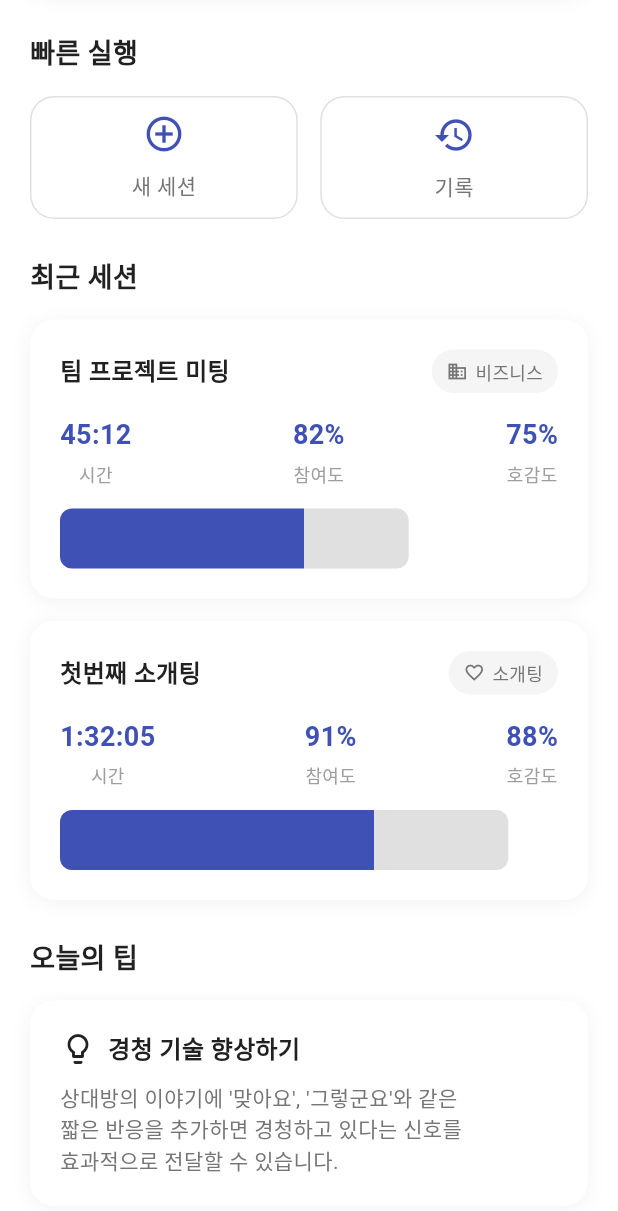
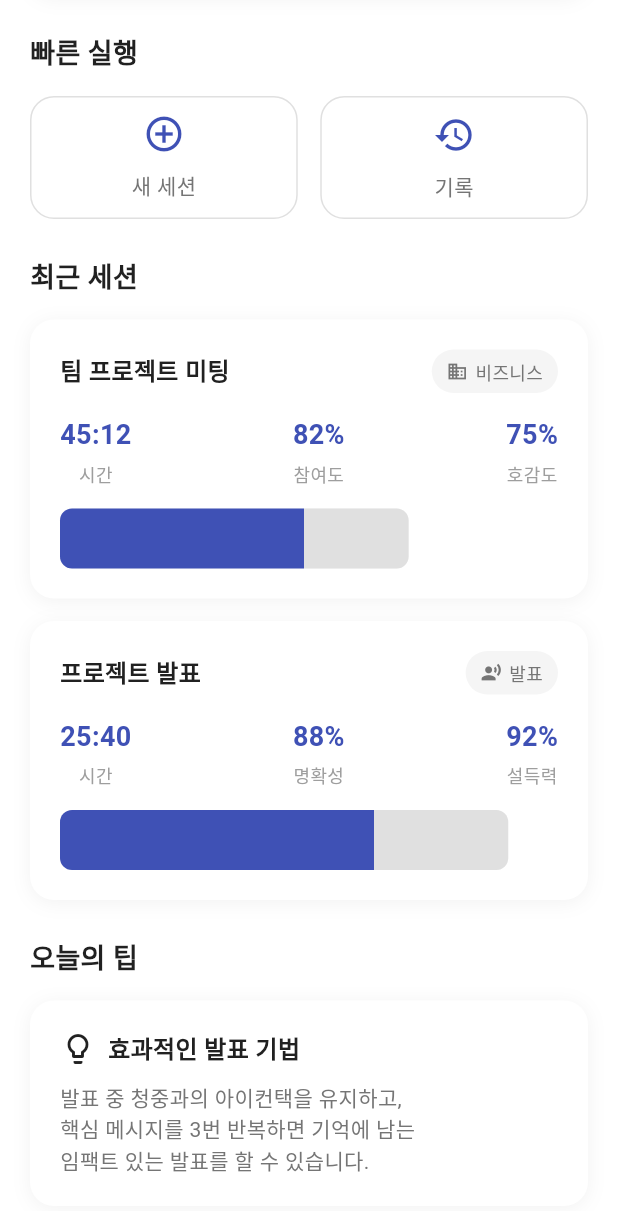
Before and after one commit to yeonkyun/HaptiTalk, a Flutter app: the HomeScreen screen opened directly, scrolled down 344 dp, on a phone screen of 412 x 824 dp. Shown: the top 1211 px of the screen. Run offline on Flutter 3.47's test engine with Material 3 defaults, Android fonts, the phone set to English and light mode, and no system bars; our stand-ins replace fl_chart, flutter_dotenv, flutter_svg, logger, permission_handler, shared_preferences and 1 more; missing offline and left inert: record; accounts and stored records are empty; network calls fail.

Commit message:
refactor: 소개팅 기능 비활성화 및 발표 관련 기능 개선
- 분석 화면 및 실시간 분석 화면에서 기본 시나리오를 발표로 변경
- 세션 모드 목록에서 소개팅 항목 주석 처리
- 홈 화면 및 새 세션 화면에서 발표 관련 텍스트 수정
- 소개팅 관련 카드 및 메트릭 주석 처리로 기능 비활성화

```diff
--- a/frontend/mobile/lib/screens/analysis/analysis_summary_screen.dart
+++ b/frontend/mobile/lib/screens/analysis/analysis_summary_screen.dart
@@ -143,21 +143,23 @@
         print('⚠️ 세션 정보 조회 실패, 기본값 사용: $error');
 
         // 세션 타입 추론 (분석 결과에서 유추)
-        SessionMode inferredMode = SessionMode.dating; // 기본값
+        SessionMode inferredMode = SessionMode.business; // 기본값을 비즈니스(발표)로 변경
         if (widget.sessionType != null) {
           switch (widget.sessionType!.toLowerCase()) {
             case 'presentation':
             case '발표':
-              inferredMode = SessionMode.dating; // presentation이 없으면 기본값 사용
+              inferredMode = SessionMode.business; // 발표는 비즈니스 모드로 매핑
               break;
             case 'interview':
             case '면접':
               inferredMode = SessionMode.interview;
               break;
-            case 'dating':
-            case '소개팅':
+            // case 'dating':
+            // case '소개팅':
+            //   inferredMode = SessionMode.dating; // 소개팅 기능 비활성화
+            //   break;
             default:
-              inferredMode = SessionMode.dating;
+              inferredMode = SessionMode.business; // 기본값을 비즈니스(발표)로 변경
               break;
           }
         }
--- a/frontend/mobile/lib/screens/analysis/realtime_analysis_screen.dart
+++ b/frontend/mobile/lib/screens/analysis/realtime_analysis_screen.dart
@@ -55,7 +55,7 @@
   int _speakingSpeed = 0;
   int _likability = 0;
   int _interest = 0;
-  String _currentScenario = 'dating'; // 기본 시나리오
+  String _currentScenario = 'presentation'; // 기본 시나리오를 발표로 변경
 
   String _lastHapticMessage = '';  // 🚫 중복 햅틱 방지
   DateTime? _lastHapticTime;  // ⏰ 마지막 햅틱 시간
@@ -103,8 +103,8 @@
     } else if (widget.sessionType == '면접' || widget.sessionType == '면접(인터뷰)') {
       _suggestedTopics = ['경력 소개', '성장 경험', '회사 지원 동기', '미래 계획', '강점과 약점'];
     } else {
-      // 소개팅 모드 (기본)
-    _suggestedTopics = ['여행 경험', '좋아하는 여행지', '사진 취미', '역사적 장소', '제주도 명소'];
+      // 기본값도 발표 관련으로 변경
+      _suggestedTopics = ['핵심 포인트 강조', '청중과의 소통', '시각적 자료 활용', '명확한 결론', '질의응답 준비'];
     }
 
     // STT 스트림 구독 상태 주기적 확인
@@ -1639,8 +1639,8 @@
     switch (sessionType) {
       case '발표':
         return 'presentation'; // presentation 시나리오 사용
-      case '소개팅':
-        return 'dating'; // dating 시나리오 사용
+      // case '소개팅':
+      //   return 'dating'; // dating 시나리오 사용 - 소개팅 기능 비활성화
       case '면접':
         return 'interview'; // interview 시나리오 사용
       case '코칭':
@@ -1648,7 +1648,7 @@
       case '회의':  // 혹시 모를 레거시 케이스
         return 'business';
       default:
-        return 'general';  // 기본값을 general로 변경
+        return 'presentation';  // 기본값을 presentation으로 변경
     }
   }
 
--- a/frontend/mobile/lib/screens/history/history_screen.dart
+++ b/frontend/mobile/lib/screens/history/history_screen.dart
@@ -21,7 +21,7 @@
   final List<String> _categories = [
     '전체',
     '발표',
-    '소개팅',
+    // '소개팅', // 소개팅 기능 비활성화
     '면접',
     '최근 일주일',
     '최근 한달'
@@ -80,7 +80,7 @@
             '호감도': analysis.metrics.emotionMetrics.averageLikeability.round(),
             '경청 지수': analysis.metrics.conversationMetrics.listeningScore.round(),
           };
-          break;
+          break; // 소개팅 관련 메트릭 주석처리
         case '면접':
           metrics = {
             '자신감': analysis.metrics.emotionMetrics.averageLikeability.round(),
--- a/frontend/mobile/lib/screens/main/home_screen.dart
+++ b/frontend/mobile/lib/screens/main/home_screen.dart
@@ -130,7 +130,7 @@
                   _buildNotificationItem(
                     icon: Icons.analytics,
                     title: '분석 완료',
-                    subtitle: '어제 소개팅 세션 분석이 완료되었습니다.',
+                    subtitle: '어제 발표 세션 분석이 완료되었습니다.',
                     time: '10분 전',
                     isNew: true,
                   ),
@@ -144,7 +144,7 @@
                   _buildNotificationItem(
                     icon: Icons.tips_and_updates,
                     title: '오늘의 팁',
-                    subtitle: '경청 기술 향상하기: 상대방의 말에 적절한 반응을...',
+                    subtitle: '발표 기술 향상하기: 청중과의 아이컨택과 제스처...',
                     time: '2시간 전',
                     isNew: false,
                   ),
@@ -564,6 +564,74 @@
                 mainAxisAlignment: MainAxisAlignment.spaceBetween,
                 children: [
                   const Text(
+                    '프로젝트 발표',
+                    style: TextStyle(
+                      fontSize: 16,
+                      fontWeight: FontWeight.w600,
+                      color: AppColors.textColor,
+                    ),
+                  ),
+                  Container(
+                    padding:
+                        const EdgeInsets.symmetric(horizontal: 10, vertical: 6),
+                    decoration: BoxDecoration(
+                      color: AppColors.lightGrayColor,
+                      borderRadius: BorderRadius.circular(100),
+                    ),
+                    child: Row(
+                      children: [
+                        const Icon(
+                          Icons.record_voice_over,
+                          size: 14,
+                          color: AppColors.secondaryTextColor,
+                        ),
+                        const SizedBox(width: 5),
+                        Text(
+                          '발표',
+                          style: TextStyle(
+                            fontSize: 12,
+                            color: AppColors.secondaryTextColor,
+                          ),
+                        ),
+                      ],
+                    ),
+                  ),
+                ],
+              ),
+              const SizedBox(height: 15),
+              Row(
+                mainAxisAlignment: MainAxisAlignment.spaceBetween,
+                children: [
+                  _buildSessionStat(
+                    value: '25:40',
+                    label: '시간',
+                  ),
+                  _buildSessionStat(
+                    value: '88%',
+                    label: '명확성',
+                  ),
+                  _buildSessionStat(
+                    value: '92%',
+                    label: '설득력',
+                  ),
+                ],
+              ),
+              const SizedBox(height: 15),
+              _buildProgressBar(0.9),
+            ],
+          ),
+        ),
+        // 소개팅 관련 카드 주석처리
+        /*
+        const SizedBox(height: 15),
+        BaseCard(
+          child: Column(
+            crossAxisAlignment: CrossAxisAlignment.start,
+            children: [
+              Row(
+                mainAxisAlignment: MainAxisAlignment.spaceBetween,
+                children: [
+                  const Text(
                     '첫번째 소개팅',
                     style: TextStyle(
                       fontSize: 16,
@@ -621,6 +689,7 @@
             ],
           ),
         ),
+        */
       ],
     );
   }
@@ -710,7 +779,7 @@
                   ),
                   const SizedBox(width: 8),
                   const Text(
-                    '경청 기술 향상하기',
+                    '효과적인 발표 기법',
                     style: TextStyle(
                       fontSize: 16,
                       fontWeight: FontWeight.w600,
@@ -721,7 +790,7 @@
               ),
               const SizedBox(height: 10),
               const Text(
-                '상대방의 이야기에 \'맞아요\', \'그렇군요\'와 같은\n짧은 반응을 추가하면 경청하고 있다는 신호를\n효과적으로 전달할 수 있습니다.',
+                '발표 중 청중과의 아이컨택을 유지하고,\n핵심 메시지를 3번 반복하면 기억에 남는\n임팩트 있는 발표를 할 수 있습니다.',
                 style: TextStyle(
                   fontSize: 14,
                   color: AppColors.secondaryTextColor,
--- a/frontend/mobile/lib/screens/session/new_session_screen.dart
+++ b/frontend/mobile/lib/screens/session/new_session_screen.dart
@@ -20,7 +20,7 @@
   // 세션 모드 목록과 설명
   final Map<String, String> _sessionModes = {
     '발표': '설득력과 전달력 분석',
-    '소개팅': '호감도와 대화 주제 분석',
+    // '소개팅': '호감도와 대화 주제 분석', // 소개팅 기능 비활성화
     '면접(인터뷰)': '자신감과 명확성 분석',
   };
 
@@ -352,7 +352,7 @@
       children: _sessionModes.entries.map((entry) {
         final isSelected = entry.key == _selectedSessionMode;
         // 🔥 소개팅과 면접 모드는 준비 중 상태
-        final isDisabled = entry.key == '소개팅' || entry.key == '면접(인터뷰)';
+        final isDisabled = entry.key == '면접(인터뷰)'; // 면접만 비활성화
 
         return GestureDetector(
           onTap: () {
@@ -577,8 +577,8 @@
     switch (mode) {
       case '발표':
         return Icons.present_to_all;
-      case '소개팅':
-        return Icons.favorite_border;
+      // case '소개팅':
+      //   return Icons.favorite_border; // 소개팅 기능 비활성화
       case '면접(인터뷰)':
         return Icons.business_center;
       case '비즈니스':
@@ -586,7 +586,7 @@
       case '코칭':
         return Icons.psychology;
       default:
-        return Icons.chat_bubble_outline;
+        return Icons.present_to_all; // 기본값을 발표로 변경
     }
   }
 
```
